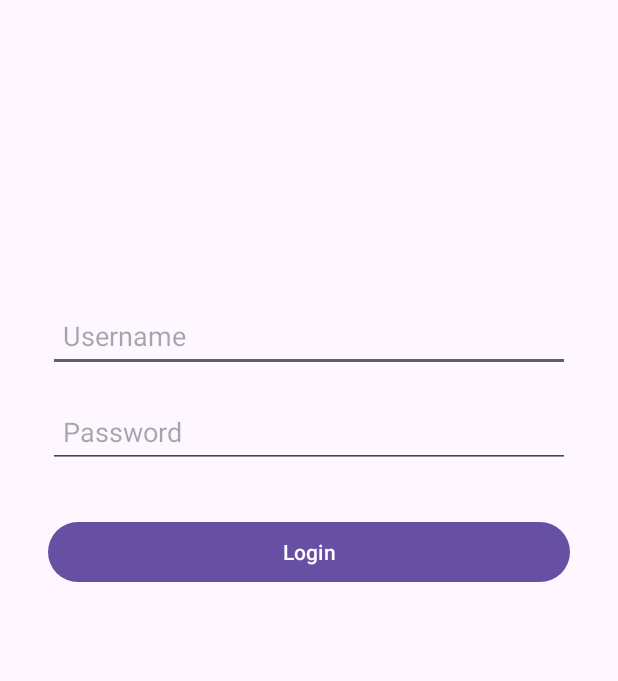
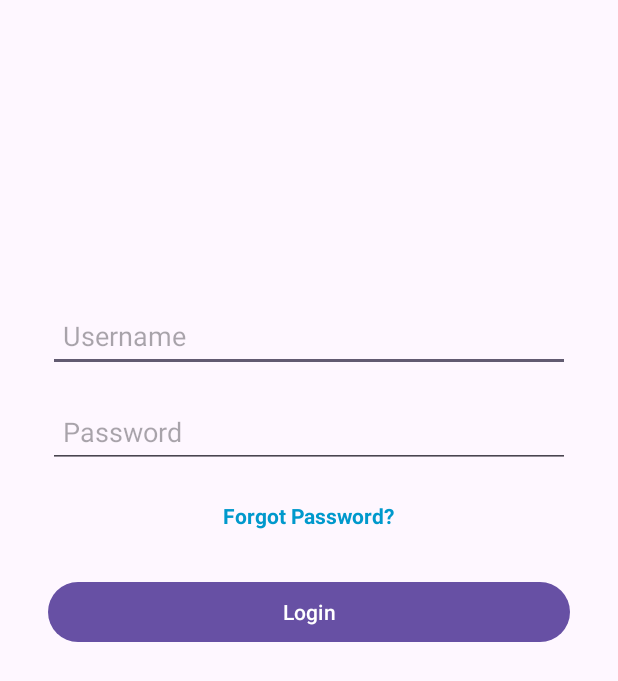
Before and after one commit to Clirim99/EasyMeet, an Android app: the SignInActivity screen opened directly, with no data from a screen before it, after a tap on "Login", on a phone screen of 412 x 824 dp. Shown: the top 681 px of the screen. Run offline under Robolectric (Android 15) with nearby library versions, the phone set to English and light mode, and no system bars; libraries missing offline, so code that uses them is left out: javax.mail; 2 statements that could not run were skipped.

```diff
--- a/app/build.gradle.kts
+++ b/app/build.gradle.kts
@@ -1,4 +1,7 @@
+import java.util.regex.Pattern.compile
+
 plugins {
+
     alias(libs.plugins.android.application)
 }
 
@@ -40,4 +43,7 @@ dependencies {
     testImplementation(libs.junit)
     androidTestImplementation(libs.ext.junit)
     androidTestImplementation(libs.espresso.core)
+    implementation("com.sun.mail:android-mail:1.6.2")
+    implementation("com.sun.mail:android-activation:1.6.2")
+    compile("com.brevo:brevo:1.0.0")
 }
--- a/app/src/main/AndroidManifest.xml
+++ b/app/src/main/AndroidManifest.xml
@@ -1,6 +1,9 @@
 <?xml version="1.0" encoding="utf-8"?>
 <manifest xmlns:android="http://schemas.android.com/apk/res/android"
     xmlns:tools="http://schemas.android.com/tools">
+
+    <uses-permission android:name="android.permission.INTERNET"/>
+    <uses-permission android:name="android.permission.ACCESS_NETWORK_STATE"/>
 
     <application
         android:allowBackup="true"
@@ -27,6 +30,8 @@
         <activity android:name=".activity.CreateEventActivity"/>
         <activity android:name=".activity.ProfileActivity"/>
         <activity android:name=".activity.MeetingElements"/>
+        <activity android:name=".activity.ConfirmOptCodeActivity"/>
+        <activity android:name=".activity.ChangePasswordActivity"/>
 
     </application>
 
--- a/app/src/main/java/com/example/easymeet/activity/HomeActivity.java
+++ b/app/src/main/java/com/example/easymeet/activity/HomeActivity.java
@@ -123,6 +123,7 @@ public class HomeActivity extends AppCompatActivity {
 
             Intent intent = new Intent(HomeActivity.this, MeetingElements.class);
             intent.putExtra("id", String.valueOf(event.Id));
+           // intent.putExtra("userId", SessionManager.getUserId(HomeActivity.this));
             startActivity(intent);
         };
 
--- a/app/src/main/java/com/example/easymeet/activity/SignInActivity.java
+++ b/app/src/main/java/com/example/easymeet/activity/SignInActivity.java
@@ -2,9 +2,10 @@ package com.example.easymeet.activity;
 
 import android.content.Intent;
 import android.os.Bundle;
-import android.view.View;
+import android.util.Log;
 import android.widget.Button;
 import android.widget.EditText;
+import android.widget.TextView;
 import android.widget.Toast;
 
 import androidx.activity.EdgeToEdge;
@@ -12,46 +13,108 @@ import androidx.appcompat.app.AppCompatActivity;
 
 import com.example.easymeet.R;
 import com.example.easymeet.utility.Authentication;
+import com.example.easymeet.utility.EmailSender;
+
+import java.util.Random;
+
+import javax.mail.MessagingException;
 
 public class SignInActivity extends AppCompatActivity {
 
-    EditText username;
-    EditText password;
+    private static final String TAG = "SignInActivity";
 
+    private EditText username;
+    private EditText password;
+    private TextView forgotPassword;
 
     @Override
     protected void onCreate(Bundle savedInstanceState) {
         super.onCreate(savedInstanceState);
         EdgeToEdge.enable(this);
         setContentView(R.layout.activity_sign_in);
+
+        // Initialize UI components
         username = findViewById(R.id.usernameinput);
         password = findViewById(R.id.passwordInput);
+        forgotPassword = findViewById(R.id.forgotPasswordText);
 
+        // Handle forgot password action
+        forgotPassword.setOnClickListener(v -> {
+            String email = username.getText().toString().trim();
 
+            // Validate email input
+            if (email.isEmpty()) {
+                Toast.makeText(this, "Please enter an email address.", Toast.LENGTH_SHORT).show();
+                return;
+            }
+            if (!android.util.Patterns.EMAIL_ADDRESS.matcher(email).matches()) {
+                Toast.makeText(this, "Invalid email address.", Toast.LENGTH_SHORT).show();
+                return;
+            }
+
+            // Send the email asynchronously
+            sendForgotPasswordEmail(email);
+        });
+
+        // Handle login action
         Button loginBtn = findViewById(R.id.loginButton);
-        loginBtn.setOnClickListener(new View.OnClickListener() {
-            @Override
-            public void onClick(View v) {
-                String usernameTxt = String.valueOf(username.getText());
-                String passwordTxt = String.valueOf(password.getText());
-                System.out.println("Username: " + usernameTxt + "\nPassword: " + passwordTxt);
+        loginBtn.setOnClickListener(v -> {
+            String usernameTxt = username.getText().toString().trim();
+            String passwordTxt = password.getText().toString().trim();
 
-                if(Authentication.logIn(SignInActivity.this, usernameTxt , passwordTxt))
-                {
-
-                    Intent intent = new Intent(SignInActivity.this, HomeActivity.class);
-                    startActivity(intent);
-
-                }
-                else {
-                    Toast.makeText(SignInActivity.this, "Login failed.", Toast.LENGTH_SHORT).show();
-                }
-
+            if (Authentication.logIn(SignInActivity.this, usernameTxt, passwordTxt)) {
+                Intent intent = new Intent(SignInActivity.this, HomeActivity.class);
+                startActivity(intent);
+            } else {
+                Toast.makeText(SignInActivity.this, "Login failed.", Toast.LENGTH_SHORT).show();
             }
         });
+    }
 
+    /**
+     * Sends a forgot password email with a verification code.
+     *
+     * @param email The email address of the user.
+     */
+    private void sendForgotPasswordEmail(String email) {
+        new Thread(() -> {
+            // Generate a 6-digit verification code
+            String code = generateVerificationCode();
+
+            try {
+                // Attempt to send the email
+                EmailSender.sendCode(email, code);
+
+                // Update the UI on successful email sending
+                runOnUiThread(() -> {
+                    Toast.makeText(SignInActivity.this, "6-digit code sent to " + email, Toast.LENGTH_SHORT).show();
+                    Log.d(TAG, "Verification code sent to: " + email);
+
+                    // Redirect to the verification screen
+                    Intent intent = new Intent(SignInActivity.this, ConfirmOptCodeActivity.class);
+                 //   intent.putExtra("USER_EMAIL", email);
+                    intent.putExtra("VERIFICATION_CODE", code);
+                    startActivity(intent);
+                });
+
+            } catch (MessagingException e) {
+                // Handle email sending failure
+                Log.e(TAG, "Failed to send email: " + e.getMessage(), e);
+
+                runOnUiThread(() -> {
+                    Toast.makeText(SignInActivity.this, "Failed to send verification code. Please try again.", Toast.LENGTH_SHORT).show();
+                });
+            }
+        }).start();
     }
 
 
-
+    /**
+     * Generates a 6-digit verification code.
+     *
+     * @return A randomly generated 6-digit code as a String.
+     */
+    private String generateVerificationCode() {
+        return String.valueOf(100000 + new Random().nextInt(900000)); // Generate a 6-digit random code
+    }
 }
--- a/app/src/main/res/layout/activity_sign_in.xml
+++ b/app/src/main/res/layout/activity_sign_in.xml
@@ -36,16 +36,37 @@
         android:layout_marginStart="32dp"
         android:layout_marginEnd="32dp" />
 
+    <!-- Forgot Password Text -->
+    <TextView
+        android:id="@+id/forgotPasswordText"
+        android:layout_width="wrap_content"
+        android:layout_height="48dp"
+        android:text="Forgot Password?"
+        android:textColor="@android:color/holo_blue_dark"
+        android:textSize="14sp"
+        android:layout_marginTop="8dp"
+        android:padding="4dp"
+        android:clickable="true"
+        android:focusable="true"
+        android:background="?attr/selectableItemBackground"
+        android:gravity="center_vertical"
+        android:textStyle="bold"
+        app:layout_constraintTop_toBottomOf="@id/passwordInput"
+        app:layout_constraintStart_toStartOf="parent"
+        app:layout_constraintEnd_toEndOf="parent" />
+
+
+
     <!-- Login Button -->
     <Button
         android:id="@+id/loginButton"
         android:layout_width="0dp"
         android:layout_height="wrap_content"
         android:text="Login"
-        app:layout_constraintTop_toBottomOf="@id/passwordInput"
+        app:layout_constraintTop_toBottomOf="@id/forgotPasswordText"
         app:layout_constraintStart_toStartOf="parent"
         app:layout_constraintEnd_toEndOf="parent"
-        android:layout_marginTop="32dp"
+        android:layout_marginTop="16dp"
         android:layout_marginStart="32dp"
         android:layout_marginEnd="32dp"/>
 
```
Also changed, not shown: app/src/main/java/com/example/easymeet/activity/ChangePasswordActivity.java (added, +40 -0 lines), app/src/main/java/com/example/easymeet/activity/ConfirmOptCodeActivity.java (added, +52 -0 lines), app/src/main/java/com/example/easymeet/activity/MeetingElements.java (+26 -4 lines), app/src/main/java/com/example/easymeet/repository/EventRepository.java (+20 -0 lines), app/src/main/java/com/example/easymeet/repository/UserRepository.java (+19 -0 lines), app/src/main/java/com/example/easymeet/utility/EmailSender.java (added, +50 -0 lines), app/src/main/res/layout/activity_itemelements.xml (+10 -0 lines), app/src/main/res/layout/change_password_activity.xml (added, +57 -0 lines), app/src/main/res/layout/opt_code_confirm.xml (added, +34 -0 lines).
